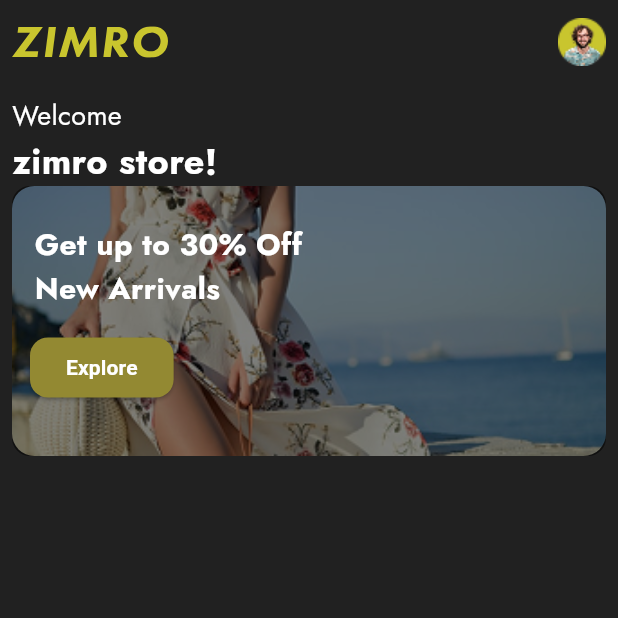
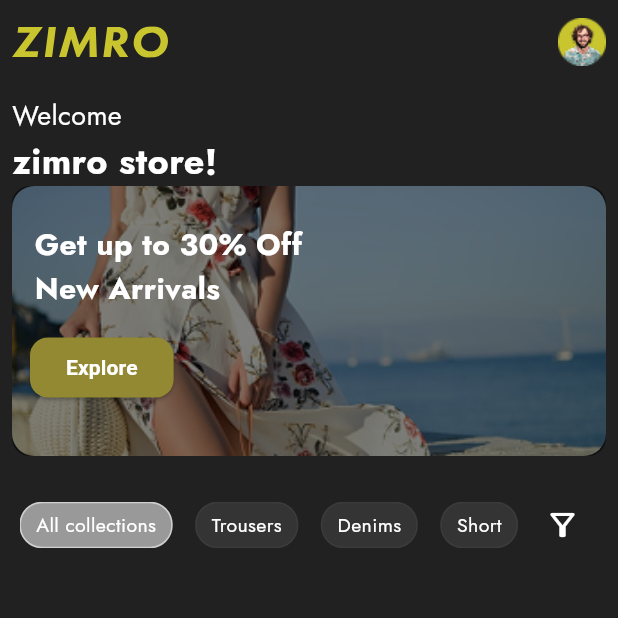
Before and after one commit to Mostafaghozy/fashion_App, a Flutter app: the screen it shows after launch, on a phone screen of 412 x 824 dp, the top half of it. Run offline on Flutter 3.47's test engine with Material 3 defaults, Android fonts, the phone set to English and light mode, and no system bars; our stand-ins replace flutter_svg, google_sign_in.

Commit message:
collectionFilterBar

```diff
--- a/lib/Ui/screens/home/homeScreen.dart
+++ b/lib/Ui/screens/home/homeScreen.dart
@@ -1,5 +1,7 @@
+import 'package:e_commerce/Ui/widgets/CollectionsFilterBar.dart';
+import 'package:e_commerce/Ui/widgets/ContainerCustomWidget.dart';
+import 'package:e_commerce/Ui/widgets/appbarCustomWidget.dart';
 import 'package:flutter/material.dart';
-import 'package:flutter_svg/svg.dart';
 
 class HomeScreen extends StatelessWidget {
   const HomeScreen({super.key});
@@ -7,28 +9,7 @@ class HomeScreen extends StatelessWidget {
   @override
   Widget build(BuildContext context) {
     return Scaffold(
-      appBar: AppBar(
-        backgroundColor: Colors.transparent,
-        leadingWidth: 120,
-        leading: Padding(
-          padding: const EdgeInsets.symmetric(vertical: 6.0, horizontal: 8.0),
-          child: SizedBox(
-            width: 140,
-            height: 48,
-            child: FittedBox(
-              fit: BoxFit.contain,
-              alignment: Alignment.centerLeft,
-              child: SvgPicture.asset('assets/zimro.svg'),
-            ),
-          ),
-        ),
-        actions: [
-          Padding(
-            padding: const EdgeInsets.all(8.0),
-            child: Image.asset("assets/personProfile.png"),
-          ),
-        ],
-      ),
+      appBar: AppBarCustomWidget(),
       body: Padding(
         padding: const EdgeInsets.all(8.0),
         child: Column(
@@ -40,67 +21,9 @@ class HomeScreen extends StatelessWidget {
               "zimro store!",
               style: const TextStyle(fontWeight: FontWeight.bold, fontSize: 24),
             ),
-            Container(
-              height: 180,
-              width: double.infinity,
-              decoration: BoxDecoration(
-                borderRadius: BorderRadius.circular(15),
-              ),
-              child: Stack(
-                children: [
-                  Positioned.fill(
-                    child: ClipRRect(
-                      borderRadius: BorderRadius.circular(15),
-                      child: Image.asset(
-                        "assets/Rectangle 17.png",
-                        fit: BoxFit.cover,
-                      ),
-                    ),
-                  ),
-                  //// pure black semi-transparent overlay
-                  Positioned.fill(
-                    child: ClipRRect(
-                      borderRadius: BorderRadius.circular(12),
-                      child: Container(color: Colors.black.withOpacity(0.50)),
-                    ),
-                  ),
-                  Positioned(
-                    top: 25,
-                    left: 15,
-                    child: Text(
-                      "Get up to 30% Off \nNew Arrivals",
-                      style: TextStyle(
-                        fontWeight: FontWeight.bold,
-                        fontSize: 20,
-                      ),
-                    ),
-                  ),
-                  Positioned(
-                    left: 12,
-                    bottom: 35,
-                    child: ElevatedButton(
-                      onPressed: () {},
-                      style: ElevatedButton.styleFrom(
-                        backgroundColor: const Color.fromARGB(
-                          255,
-                          147,
-                          137,
-                          50,
-                        ),
-                        foregroundColor: Colors.white,
-                        shape: RoundedRectangleBorder(
-                          borderRadius: BorderRadius.circular(12),
-                        ),
-                      ),
-                      child: const Text(
-                        'Explore',
-                        style: TextStyle(fontWeight: FontWeight.bold),
-                      ),
-                    ),
-                  ),
-                ],
-              ),
-            ),
+            ContainerCustomWidget(),
+            SizedBox(height: 10),
+            CollectionsFilterBar(),
           ],
         ),
       ),
--- /dev/null
+++ b/lib/Ui/widgets/CollectionsFilterBar.dart
@@ -0,0 +1,81 @@
+import 'package:flutter/material.dart';
+
+class CollectionsFilterBar extends StatefulWidget {
+  const CollectionsFilterBar({super.key});
+
+  @override
+  State<CollectionsFilterBar> createState() => _CollectionsFilterBarState();
+}
+
+class _CollectionsFilterBarState extends State<CollectionsFilterBar> {
+  String selected = "All collections";
+
+  final List<String> filters = [
+    "All collections",
+    "Trousers",
+    "Denims",
+    "Short",
+  ];
+
+  @override
+  Widget build(BuildContext context) {
+    return Container(
+      color: Colors.transparent, // الخلفية زي الصورة
+      padding: const EdgeInsets.symmetric(horizontal: 5, vertical: 12),
+      child: Row(
+        mainAxisAlignment: MainAxisAlignment.spaceBetween,
+        children: [
+          Expanded(
+            child: SingleChildScrollView(
+              scrollDirection: Axis.horizontal,
+              child: Row(
+                children: filters.map((item) {
+                  final bool isSelected = selected == item;
+                  return Padding(
+                    padding: const EdgeInsets.only(right: 15),
+                    child: GestureDetector(
+                      onTap: () {
+                        setState(() {
+                          selected = item;
+                        });
+                      },
+                      child: Container(
+                        padding: const EdgeInsets.symmetric(
+                          horizontal: 10,
+                          vertical: 5,
+                        ),
+                        decoration: BoxDecoration(
+                          color: isSelected
+                              ? Colors.white54
+                              : const Color.fromARGB(22, 255, 255, 255),
+                          borderRadius: BorderRadius.circular(15),
+                          border: Border.all(
+                            color: isSelected
+                                ? Colors.white54
+                                : Color.fromARGB(9, 255, 255, 255),
+                          ),
+                        ),
+                        child: Text(
+                          item,
+                          style: TextStyle(
+                            color: Colors.white,
+                            fontSize: 13,
+                            fontWeight: FontWeight.w300,
+                          ),
+                        ),
+                      ),
+                    ),
+                  );
+                }).toList(),
+              ),
+            ),
+          ),
+          IconButton(
+            icon: const Icon(Icons.filter_alt_outlined, color: Colors.white),
+            onPressed: () {},
+          ),
+        ],
+      ),
+    );
+  }
+}
--- /dev/null
+++ b/lib/Ui/widgets/ContainerCustomWidget.dart
@@ -0,0 +1,57 @@
+import 'package:flutter/material.dart';
+
+class ContainerCustomWidget extends StatelessWidget {
+  const ContainerCustomWidget({super.key});
+
+  @override
+  Widget build(BuildContext context) {
+    return Container(
+      height: 180,
+      width: double.infinity,
+      decoration: BoxDecoration(borderRadius: BorderRadius.circular(15)),
+      child: Stack(
+        children: [
+          Positioned.fill(
+            child: ClipRRect(
+              borderRadius: BorderRadius.circular(15),
+              child: Image.asset("assets/Rectangle 17.png", fit: BoxFit.cover),
+            ),
+          ),
+          //// pure black semi-transparent overlay
+          Positioned.fill(
+            child: ClipRRect(
+              borderRadius: BorderRadius.circular(12),
+              child: Container(color: Colors.black.withOpacity(0.50)),
+            ),
+          ),
+          Positioned(
+            top: 25,
+            left: 15,
+            child: Text(
+              "Get up to 30% Off \nNew Arrivals",
+              style: TextStyle(fontWeight: FontWeight.bold, fontSize: 20),
+            ),
+          ),
+          Positioned(
+            left: 12,
+            bottom: 35,
+            child: ElevatedButton(
+              onPressed: () {},
+              style: ElevatedButton.styleFrom(
+                backgroundColor: const Color.fromARGB(255, 147, 137, 50),
+                foregroundColor: Colors.white,
+                shape: RoundedRectangleBorder(
+                  borderRadius: BorderRadius.circular(12),
+                ),
+              ),
+              child: const Text(
+                'Explore',
+                style: TextStyle(fontWeight: FontWeight.bold),
+              ),
+            ),
+          ),
+        ],
+      ),
+    );
+  }
+}
--- /dev/null
+++ b/lib/Ui/widgets/appbarCustomWidget.dart
@@ -0,0 +1,36 @@
+import 'package:flutter/material.dart';
+import 'package:flutter_svg/svg.dart';
+
+class AppBarCustomWidget extends StatelessWidget
+    implements PreferredSizeWidget {
+  const AppBarCustomWidget({super.key});
+
+  @override
+  Widget build(BuildContext context) {
+    return AppBar(
+      backgroundColor: Colors.transparent,
+      leadingWidth: 120,
+      leading: Padding(
+        padding: const EdgeInsets.symmetric(vertical: 6.0, horizontal: 8.0),
+        child: SizedBox(
+          width: 140,
+          height: 48,
+          child: FittedBox(
+            fit: BoxFit.contain,
+            alignment: Alignment.centerLeft,
+            child: SvgPicture.asset('assets/zimro.svg'),
+          ),
+        ),
+      ),
+      actions: [
+        Padding(
+          padding: const EdgeInsets.all(8.0),
+          child: Image.asset("assets/personProfile.png"),
+        ),
+      ],
+    );
+  }
+
+  @override
+  Size get preferredSize => const Size.fromHeight(kToolbarHeight);
+}
```
